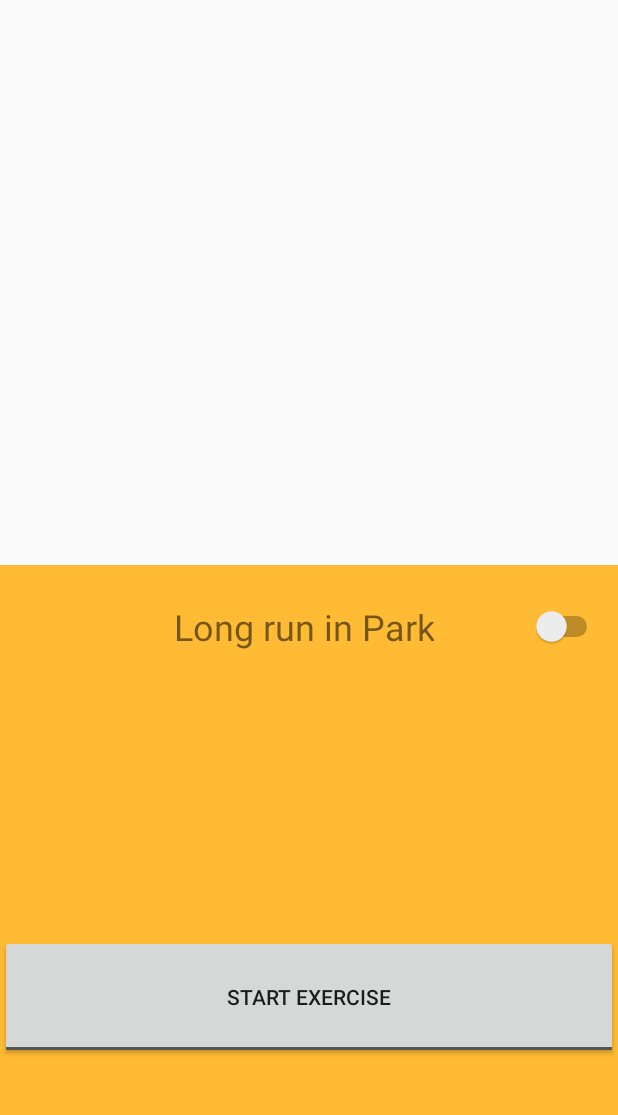
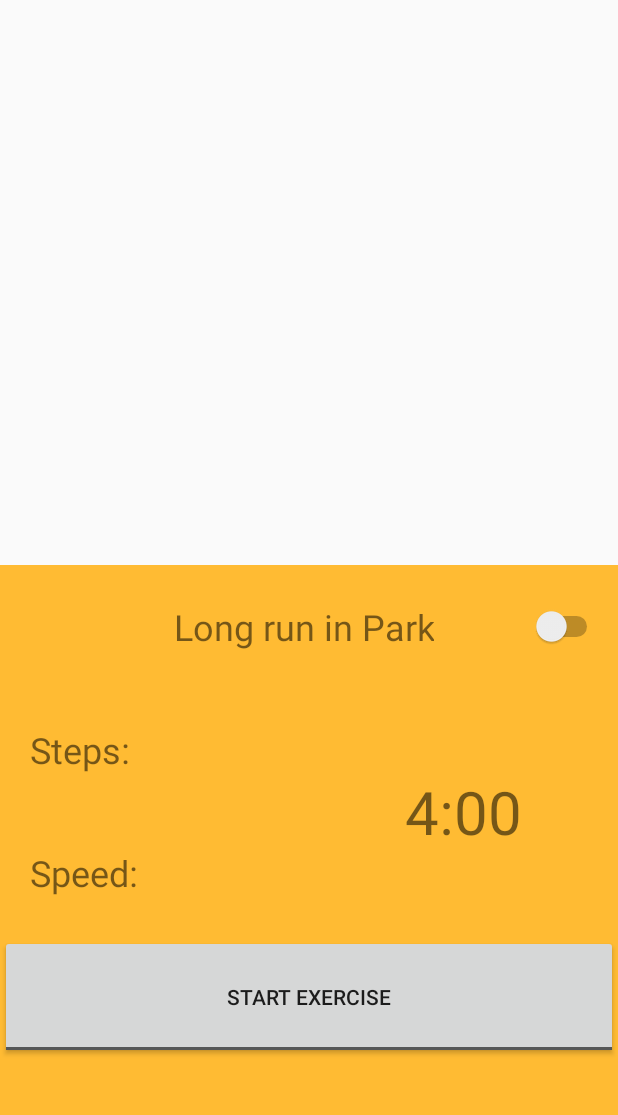
Before and after one commit to asiron/cor-sanum, an Android app: the ExerciseActivity screen opened directly, with no data from a screen before it, on a phone screen of 412 x 824 dp, the part 53-1168 px from its top. Run offline under Robolectric (Android 15) with nearby library versions, the phone set to English and light mode, and no system bars.

Commit message:
Adding sensors to Google Fit, disable/enable mock in Exercise activity, camera following

```diff
--- a/app/src/main/AndroidManifest.xml
+++ b/app/src/main/AndroidManifest.xml
@@ -8,7 +8,7 @@
 
     <application
         android:allowBackup="true"
-        android:icon="@mipmap/ic_launcher"
+        android:icon="@drawable/tree"
         android:label="@string/app_name"
         android:supportsRtl="true"
         android:theme="@style/AppTheme" >
--- a/app/src/main/java/lu/uni/psod/corsanum/activities/BaseActivity.java
+++ b/app/src/main/java/lu/uni/psod/corsanum/activities/BaseActivity.java
@@ -28,6 +28,7 @@ public abstract class BaseActivity extends AppCompatActivity {
     protected void onCreate(Bundle savedInstanceState) {
         super.onCreate(savedInstanceState);
         mExerciseList = ModelUtils.loadExercises(this);
+        Log.i(TAG, "onCreate");
     }
 
     @Override
--- a/app/src/main/java/lu/uni/psod/corsanum/activities/ExerciseActivity.java
+++ b/app/src/main/java/lu/uni/psod/corsanum/activities/ExerciseActivity.java
@@ -14,7 +14,8 @@ import lu.uni.psod.corsanum.models.fit.Exercise;
 import lu.uni.psod.corsanum.utils.map.LocationSourceMock;
 import lu.uni.psod.corsanum.utils.map.MapController;
 
-public class ExerciseActivity extends BaseActivity implements OnMapReadyCallback {
+public class ExerciseActivity extends BaseActivity implements OnMapReadyCallback,
+        ControlExerciseFragment.OnMockEnabledListener {
 
     private final String TAG = "ExerciseActivity";
 
@@ -22,11 +23,13 @@ public class ExerciseActivity extends BaseActivity implements OnMapReadyCallback
     private ControlExerciseFragment mControlExerciseFragment  = null;
 
     private GoogleMap mMap = null;
+    private LocationSourceMock mLSM = null;
 
     private HashMap<Integer, Marker> mMarkers;
 
     private int mCurrentExerciseIndex = 0;
     private Exercise mCurrentExercise = null;
+    private MapController mMC = null;
 
     @Override
     protected void onCreate(Bundle savedInstanceState) {
@@ -52,10 +55,8 @@ public class ExerciseActivity extends BaseActivity implements OnMapReadyCallback
     @Override
     public void onMapReady(GoogleMap map) {
         mMap = map;
-
-        MapController mc = new MapController(this, mMap, mCurrentExercise.getActions(), true);
-        mc.initMapDecorator();
-        mc.setMock(new LocationSourceMock(mc, new LocationSourceMock.OnPartialRouteCompletedListener() {
+        mMC = new MapController(this, mMap, mCurrentExercise.getActions(), true);
+        mLSM = new LocationSourceMock(mMC, new LocationSourceMock.OnPartialRouteCompletedListener() {
             @Override
             public void onPartialRouteCompleted() {
 
@@ -65,18 +66,28 @@ public class ExerciseActivity extends BaseActivity implements OnMapReadyCallback
             public void onFullRouteCompleted() {
 
             }
-        }));
-
+        });
+        mMC.initMapController();
+        mMC.setFollowPosition(true);
         mMap.setMyLocationEnabled(true);
     }
-
 
     public int getCurrentExerciseIndex() {
         return mCurrentExerciseIndex;
     }
-
     public Exercise getCurrentExercise() {
         return mCurrentExercise;
     }
 
+    @Override
+    public void onMockEnabled() {
+        mMC.trySetMock(mLSM);
+        mLSM.resume();
+    }
+
+    @Override
+    public void onMockDisabled() {
+        mLSM.pause();
+        mMC.disableMock();
+    }
 }
--- a/app/src/main/java/lu/uni/psod/corsanum/fragments/ControlExerciseFragment.java
+++ b/app/src/main/java/lu/uni/psod/corsanum/fragments/ControlExerciseFragment.java
@@ -15,6 +15,8 @@ import android.view.LayoutInflater;
 import android.view.View;
 import android.view.ViewGroup;
 import android.widget.Button;
+import android.widget.CompoundButton;
+import android.widget.Switch;
 import android.widget.TextView;
 import android.widget.Toast;
 import android.widget.ToggleButton;
@@ -22,14 +24,24 @@ import android.widget.ToggleButton;
 import com.google.android.gms.common.ConnectionResult;
 import com.google.android.gms.common.GooglePlayServicesUtil;
 
+import org.w3c.dom.Text;
+
 import lu.uni.psod.corsanum.activities.ExerciseActivity;
 import lu.uni.psod.corsanum.R;
 import lu.uni.psod.corsanum.services.GoogleFitService;
 
 public class ControlExerciseFragment extends Fragment {
+
+    public interface OnMockEnabledListener {
+        void onMockEnabled();
+        void onMockDisabled();
+    }
+
     private static final String TAG = "ControlExerciseFragment";
 
     private static final String IS_EXERCISE_RUNNING = "exercise_running";
+
+    private OnMockEnabledListener mMockEnabledCallbacks;
 
     private ExerciseActivity activity = null;
 
@@ -39,12 +51,14 @@ public class ControlExerciseFragment extends Fragment {
     private static final int REQUEST_OAUTH = 1431;
 
     private TextView exerciseTitleTextView = null;
-
-    private TextView stepCountTextView = null;
-    private TextView speedTextView     = null;
+    private TextView stepCountTextView     = null;
+    private TextView speedTextView         = null;
+    private TextView stretchTimerTextView   = null;
 
     private Button stopExerciseButton = null;
     private ToggleButton startPauseExerciseButton = null;
+
+    private Switch mockEnableSwitch = null;
 
     private boolean isExerciseRunning = false;
 
@@ -70,12 +84,26 @@ public class ControlExerciseFragment extends Fragment {
 
         activity = (ExerciseActivity) getActivity();
 
+        stretchTimerTextView = (TextView) activity.findViewById(R.id.stretch_timer);
         stepCountTextView  = (TextView) activity.findViewById(R.id.step_count);
         speedTextView      = (TextView) activity.findViewById(R.id.speed);
         stopExerciseButton = (Button) activity.findViewById(R.id.stop_exercise);
         startPauseExerciseButton = (ToggleButton) activity.findViewById(R.id.start_pause_exercise);
+
+        mockEnableSwitch = (Switch) activity.findViewById(R.id.mock_enable_switch);
+        mockEnableSwitch.setChecked(false);
+        mockEnableSwitch.setOnCheckedChangeListener(new CompoundButton.OnCheckedChangeListener() {
+            @Override
+            public void onCheckedChanged(CompoundButton buttonView, boolean isChecked) {
+                if (isChecked)
+                    mMockEnabledCallbacks.onMockEnabled();
+                else
+                    mMockEnabledCallbacks.onMockDisabled();
+            }
+        });
+
+
         exerciseTitleTextView = (TextView) activity.findViewById(R.id.exercise_title);
-
         exerciseTitleTextView.setText(activity.getCurrentExercise().getExerciseName());
 
         startPauseExerciseButton.setOnClickListener(new View.OnClickListener() {
@@ -109,6 +137,9 @@ public class ControlExerciseFragment extends Fragment {
         LocalBroadcastManager
                 .getInstance(activity)
                 .registerReceiver(mFitLocationDataReceiver, new IntentFilter(GoogleFitService.FIT_LOCATION_DATA_INTENT));
+        LocalBroadcastManager
+                .getInstance(activity)
+                .registerReceiver(mFitSpeedDataReceiver, new IntentFilter(GoogleFitService.FIT_SPEED_DATA_INTENT));
 
     }
 
@@ -161,6 +192,13 @@ public class ControlExerciseFragment extends Fragment {
     @Override
     public void onAttach(Activity activity) {
         super.onAttach(activity);
+
+        try {
+            mMockEnabledCallbacks = (OnMockEnabledListener) activity;
+        } catch (ClassCastException e) {
+            throw new ClassCastException(activity.toString()
+                    + " must implement OnHeadlineSelectedListener");
+        }
     }
 
     @Override
@@ -173,10 +211,23 @@ public class ControlExerciseFragment extends Fragment {
         public void onReceive(Context context, Intent intent) {
             if (intent.hasExtra(GoogleFitService.FIT_STEPS_DATA_EXTRA_STEPS)) {
                 final int totalSteps = intent.getIntExtra(GoogleFitService.FIT_STEPS_DATA_EXTRA_STEPS, 0);
-                stepCountTextView.setText(activity.getResources().getString(R.string.step_count) + String.valueOf(totalSteps));
+                stepCountTextView.setText(activity.getResources().getString(R.string.step_count) + " " +  String.valueOf(totalSteps));
             }
         }
     };
+
+    private BroadcastReceiver mFitSpeedDataReceiver = new BroadcastReceiver() {
+        @Override
+        public void onReceive(Context context, Intent intent) {
+            if (intent.hasExtra(GoogleFitService.FIT_SPEED_DATA_EXTRA_SPEED)) {
+                final float speed = intent.getFloatExtra(GoogleFitService.FIT_SPEED_DATA_EXTRA_SPEED, 0);
+                speedTextView.setText(activity.getResources().getString(R.string.speed_front_label)
+                        + " " + String.format("%.2f", speed)
+                        + " " + activity.getResources().getString(R.string.speed_back_label));
+            }
+        }
+    };
+
 
     private BroadcastReceiver mFitLocationDataReceiver = new BroadcastReceiver() {
         @Override
@@ -184,9 +235,8 @@ public class ControlExerciseFragment extends Fragment {
             if (intent.hasExtra(GoogleFitService.FIT_LOCATION_DATA_EXTRA_LAT) &&
                     intent.hasExtra(GoogleFitService.FIT_LOCATION_DATA_EXTRA_LONG))
             {
-                float latitude  = intent.getIntExtra(GoogleFitService.FIT_LOCATION_DATA_EXTRA_LAT, 0);
-                float longitude = intent.getIntExtra(GoogleFitService.FIT_LOCATION_DATA_EXTRA_LONG, 0);
-
+                float latitude  = intent.getFloatExtra(GoogleFitService.FIT_LOCATION_DATA_EXTRA_LAT, 0f);
+                float longitude = intent.getFloatExtra(GoogleFitService.FIT_LOCATION_DATA_EXTRA_LONG, 0f);
 
             }
         }
@@ -261,6 +311,8 @@ public class ControlExerciseFragment extends Fragment {
     public void onDestroy() {
         LocalBroadcastManager.getInstance(activity).unregisterReceiver(mFitStatusReceiver);
         LocalBroadcastManager.getInstance(activity).unregisterReceiver(mFitStepsDataReceiver);
+        LocalBroadcastManager.getInstance(activity).unregisterReceiver(mFitSpeedDataReceiver);
+
         super.onDestroy();
     }
 }
--- a/app/src/main/java/lu/uni/psod/corsanum/fragments/EditActionFragment.java
+++ b/app/src/main/java/lu/uni/psod/corsanum/fragments/EditActionFragment.java
@@ -138,6 +138,8 @@ public class EditActionFragment extends Fragment {
                 if (selectedActionType == ActionType.STRETCH)
                     editedAction.setExpectedDuration(getDurationAsFloat());
 
+                activity.getCurrentExercise().getActions().notifyItemChanged(editedIndex);
+
                 mEditActionsCallback.onEditActionFinished();
 
                 ExerciseDetailHeaderFragment frag = new ExerciseDetailHeaderFragment();
@@ -202,6 +204,6 @@ public class EditActionFragment extends Fragment {
 
     private double getDurationAsFloat() {
         return stretchMinutesDurationPicker.getValue() * 60.0 +
-            stretchSecondsDurationPicker.getValue();
+            stretchSecondsDurationPicker.getValue() * 10.0;
     }
 }
--- a/app/src/main/java/lu/uni/psod/corsanum/fragments/ExerciseDetailHeaderFragment.java
+++ b/app/src/main/java/lu/uni/psod/corsanum/fragments/ExerciseDetailHeaderFragment.java
@@ -111,6 +111,7 @@ public class ExerciseDetailHeaderFragment extends Fragment {
     }
 
     public void updateAdapterDataset(ObservableList<Action> objects) {
+        Log.i(TAG, "Data set reloaded in Action recycler view.");
         actionsRecyclerViewAdapter.updateDataset(objects);
     }
 
--- a/app/src/main/java/lu/uni/psod/corsanum/utils/recyclerviews/ActionsRecyclerViewAdapter.java
+++ b/app/src/main/java/lu/uni/psod/corsanum/utils/recyclerviews/ActionsRecyclerViewAdapter.java
@@ -105,12 +105,12 @@ public class ActionsRecyclerViewAdapter extends RecyclerSwipeAdapter<ActionsRecy
                 notifyDataSetChanged();
             }
         });
+
         viewHolder.swipeLayout.setOnDoubleClickListener(new SwipeLayout.DoubleClickListener() {
             @Override
-            public void onDoubleClick(SwipeLayout layout, boolean surface) {
-                //Toast.makeText(mContext.getActivity(), "DoubleClick", Toast.LENGTH_SHORT).show();
-            }
+            public void onDoubleClick(SwipeLayout layout, boolean surface) {}
         });
+
         viewHolder.buttonDelete.setOnClickListener(new View.OnClickListener() {
             @Override
             public void onClick(View view) {
--- a/app/src/main/res/layout/fragment_control_exercise.xml
+++ b/app/src/main/res/layout/fragment_control_exercise.xml
@@ -22,6 +22,7 @@
             android:paddingRight="40dp"
             android:gravity="center|right" />
         <Switch
+            android:id="@+id/mock_enable_switch"
             android:layout_width="0dp"
             android:layout_height="match_parent"
             android:layout_weight="1"
@@ -32,8 +33,19 @@
 
     </LinearLayout>
 
+    <LinearLayout
+        android:layout_width="fill_parent"
+        android:layout_height="0dp"
+        android:orientation="horizontal"
+        android:layout_weight="2"
+        android:layout_gravity="right">
 
-
+        <LinearLayout
+            android:layout_width="0dp"
+            android:layout_height="fill_parent"
+            android:layout_weight="1"
+            android:layout_gravity="top"
+            android:orientation="vertical">
 
             <TextView
                 android:id="@+id/step_count"
@@ -42,7 +54,9 @@
                 android:layout_height="0dp"
                 android:layout_gravity="top"
                 android:layout_weight="1"
-        />
+                android:paddingLeft="20dp"
+                android:text="@string/step_count"
+                android:gravity="center_vertical" />
 
             <TextView
                 android:id="@+id/speed"
@@ -50,7 +64,24 @@
                 android:layout_width="fill_parent"
                 android:layout_height="0dp"
                 android:layout_gravity="top"
-        android:layout_weight="1" />
+                android:layout_weight="1"
+                android:paddingLeft="20dp"
+                android:text="@string/speed_front_label"
+                android:gravity="center_vertical" />
+        </LinearLayout>
+
+        <TextView
+            android:id="@+id/stretch_timer"
+            android:textSize="40sp"
+            android:layout_width="0dp"
+            android:layout_height="fill_parent"
+            android:layout_gravity="right"
+            android:gravity="center"
+            android:text="4:00"
+            android:layout_weight="1"
+            />
+    </LinearLayout>
+
 
     <ToggleButton
         android:id="@+id/start_pause_exercise"
--- a/app/src/main/res/values/strings.xml
+++ b/app/src/main/res/values/strings.xml
@@ -15,7 +15,7 @@
 
 <!-- TODO: Remove or change this placeholder text -->
     <string name="hello_blank_fragment">Hello blank fragment</string>
-    <string name="step_count">Step count:</string>
+    <string name="step_count">Steps:</string>
     <string name="save_action">Save!</string>
     <string name="add_action">Add</string>
     <string name="minutes_label">min</string>
@@ -28,5 +28,7 @@
     <string name="create_shared_label">Return to factory settings</string>
     <string name="my_exercises_label">My exercises</string>
     <string name="free_route_label">Free route</string>
+    <string name="speed_front_label">Speed:</string>
+    <string name="speed_back_label">km/h</string>
 
 </resources>
```
Also changed, not shown: app/src/main/java/lu/uni/psod/corsanum/activities/ExerciseDetailActivity.java (+33 -19 lines), app/src/main/java/lu/uni/psod/corsanum/models/fit/Action.java (+14 -0 lines), app/src/main/java/lu/uni/psod/corsanum/services/GoogleFitService.java (+34 -2 lines), app/src/main/java/lu/uni/psod/corsanum/services/MessageType.java (deleted, +0 -16 lines), app/src/main/java/lu/uni/psod/corsanum/utils/ObservableList.java (+8 -0 lines), app/src/main/java/lu/uni/psod/corsanum/utils/map/LocationSourceMock.java (+20 -11 lines), app/src/main/java/lu/uni/psod/corsanum/utils/map/MapDecoratorItem.java (+8 -0 lines). Lines whose indentation alone changed are shown as unchanged.
